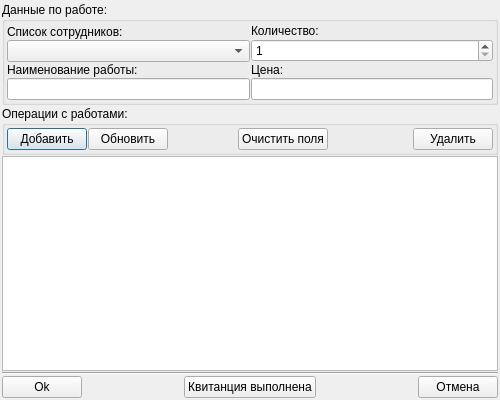
Above: joblistonreceiptdialog.ui from eboladev/XPPC before the change. Below: the same form after it.
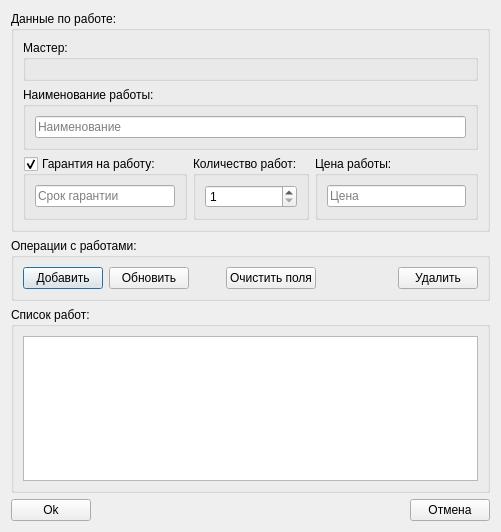
That is the form after the change.

Commit message: changes(not completed yet) in job list widget, add some reusable item models and classed

```diff
--- a/joblistonreceiptdialog.ui
+++ b/joblistonreceiptdialog.ui
@@ -6,8 +6,8 @@
    <rect>
     <x>0</x>
     <y>0</y>
-    <width>500</width>
-    <height>400</height>
+    <width>501</width>
+    <height>532</height>
    </rect>
   </property>
   <property name="minimumSize">
@@ -19,91 +19,72 @@
   <property name="windowTitle">
    <string>Управление списком работ</string>
   </property>
-  <layout class="QGridLayout" name="gridLayout_3">
-   <property name="margin">
-    <number>2</number>
-   </property>
-   <property name="spacing">
-    <number>1</number>
-   </property>
+  <layout class="QGridLayout" name="gridLayout_8">
    <item row="0" column="0">
-    <layout class="QVBoxLayout" name="verticalLayout_7">
-     <item>
       <widget class="QGroupBox" name="groupBoxMainInformation">
        <property name="title">
         <string>Данные по работе:</string>
        </property>
-       <layout class="QGridLayout" name="gridLayout">
-        <property name="margin">
-         <number>2</number>
+     <layout class="QGridLayout" name="gridLayout_7">
+      <item row="1" column="0">
+       <widget class="QGroupBox" name="groupBoxCurrentEmployee">
+        <property name="title">
+         <string>Мастер:</string>
         </property>
-        <property name="spacing">
-         <number>1</number>
+        <property name="flat">
+         <bool>true</bool>
         </property>
-        <item row="0" column="0">
-         <layout class="QHBoxLayout" name="horizontalLayout">
-          <property name="spacing">
-           <number>1</number>
-          </property>
-          <item>
-           <layout class="QVBoxLayout" name="verticalLayout_6">
-            <property name="spacing">
-             <number>1</number>
-            </property>
-            <item>
              <layout class="QVBoxLayout" name="verticalLayout">
               <item>
-               <widget class="QLabel" name="labelEmployeeList">
-                <property name="text">
-                 <string>Список сотрудников:</string>
-                </property>
-                <property name="buddy">
-                 <cstring>comboBoxEmployeeList</cstring>
-                </property>
-               </widget>
-              </item>
-              <item>
-               <widget class="QComboBox" name="comboBoxEmployeeList"/>
-              </item>
-             </layout>
-            </item>
+          <widget class="QWidget" name="employeeWidget" native="true">
+           <property name="minimumSize">
+            <size>
+             <width>445</width>
+             <height>0</height>
+            </size>
+           </property>
+          </widget>
+         </item>
+        </layout>
+       </widget>
+      </item>
+      <item row="3" column="0">
+       <layout class="QHBoxLayout" name="horizontalLayout">
             <item>
-             <layout class="QVBoxLayout" name="verticalLayout_2">
-              <item>
-               <widget class="QLabel" name="labelJobName">
-                <property name="text">
-                 <string>Наименование работы:</string>
-                </property>
-                <property name="buddy">
-                 <cstring>lineEditJobName</cstring>
-                </property>
-               </widget>
-              </item>
-              <item>
-               <widget class="QLineEdit" name="lineEditJobName"/>
-              </item>
-             </layout>
-            </item>
-           </layout>
-          </item>
+         <widget class="QGroupBox" name="groupBoxGuarantee">
+          <property name="whatsThis">
+           <string>&lt;html&gt;&lt;head/&gt;&lt;body&gt;&lt;p&gt;Есть ли гарантия на выполненную работу, если есть, то необходимо указать срок гарантии.&lt;/p&gt;&lt;/body&gt;&lt;/html&gt;</string>
+          </property>
+          <property name="title">
+           <string>Гарантия на работу:</string>
+          </property>
+          <property name="flat">
+           <bool>true</bool>
+          </property>
+          <property name="checkable">
+           <bool>true</bool>
+          </property>
+          <layout class="QGridLayout" name="gridLayout">
+           <item row="0" column="0">
+            <widget class="QLineEdit" name="lineEditGuarantee">
+             <property name="placeholderText">
+              <string>Срок гарантии</string>
+             </property>
+            </widget>
+           </item>
+          </layout>
+         </widget>
+        </item>
           <item>
-           <layout class="QVBoxLayout" name="verticalLayout_5">
-            <property name="spacing">
-             <number>1</number>
-            </property>
-            <item>
-             <layout class="QVBoxLayout" name="verticalLayout_3">
-              <property name="spacing">
-               <number>1</number>
-              </property>
-              <item>
-               <widget class="QLabel" name="labelQuantity">
-                <property name="text">
-                 <string>Количество:</string>
-                </property>
-               </widget>
-              </item>
-              <item>
+         <widget class="QGroupBox" name="groupBoxQuantity">
+          <property name="title">
+           <string>Количество работ:</string>
+          </property>
+          <property name="flat">
+           <bool>true</bool>
+          </property>
+          <layout class="QGridLayout" name="gridLayout_3">
+           <item row="0" column="0">
                <widget class="QSpinBox" name="spinBoxQuantity">
                 <property name="minimum">
                  <number>1</number>
@@ -114,46 +95,60 @@
                </widget>
               </item>
              </layout>
+         </widget>
             </item>
             <item>
-             <layout class="QVBoxLayout" name="verticalLayout_4">
-              <property name="spacing">
-               <number>1</number>
-              </property>
-              <item>
-               <widget class="QLabel" name="labelPrice">
-                <property name="text">
-                 <string>Цена:</string>
-                </property>
-                <property name="buddy">
-                 <cstring>lineEditPrice</cstring>
+         <widget class="QGroupBox" name="groupBoxPrice">
+          <property name="title">
+           <string>Цена работы:</string>
+          </property>
+          <property name="flat">
+           <bool>true</bool>
+          </property>
+          <layout class="QGridLayout" name="gridLayout_5">
+           <item row="0" column="0">
+            <widget class="QLineEdit" name="lineEditPrice">
+             <property name="placeholderText">
+              <string>Цена</string>
                 </property>
                </widget>
               </item>
-              <item>
-               <widget class="QLineEdit" name="lineEditPrice"/>
-              </item>
-             </layout>
+          </layout>
+         </widget>
             </item>
            </layout>
           </item>
-         </layout>
+      <item row="2" column="0">
+       <widget class="QGroupBox" name="groupBoxName">
+        <property name="title">
+         <string>Наименование работы:</string>
+        </property>
+        <property name="flat">
+         <bool>true</bool>
+        </property>
+        <layout class="QGridLayout" name="gridLayout_6">
+         <item row="0" column="0">
+          <widget class="QLineEdit" name="lineEditJobName">
+           <property name="placeholderText">
+            <string>Наименование</string>
+           </property>
+          </widget>
+         </item>
+        </layout>
+       </widget>
         </item>
        </layout>
       </widget>
      </item>
-     <item>
+   <item row="1" column="0">
       <widget class="QGroupBox" name="groupBoxJobOperations">
        <property name="title">
         <string>Операции с работами:</string>
        </property>
+     <property name="flat">
+      <bool>true</bool>
+     </property>
        <layout class="QGridLayout" name="gridLayout_2">
-        <property name="margin">
-         <number>2</number>
-        </property>
-        <property name="spacing">
-         <number>1</number>
-        </property>
         <item row="0" column="0">
          <widget class="QPushButton" name="pushButtonAddJob">
           <property name="text">
@@ -211,10 +206,17 @@
        </layout>
       </widget>
      </item>
-    </layout>
-   </item>
-   <item row="1" column="0">
-    <widget class="QTableView" name="tableView">
+   <item row="2" column="0">
+    <widget class="QGroupBox" name="groupBoxJobList">
+     <property name="title">
+      <string>Список работ:</string>
+     </property>
+     <property name="flat">
+      <bool>true</bool>
+     </property>
+     <layout class="QGridLayout" name="gridLayout_4">
+      <item row="0" column="0">
+       <widget class="QTableView" name="tableViewJobs">
      <property name="horizontalScrollBarPolicy">
       <enum>Qt::ScrollBarAlwaysOff</enum>
      </property>
@@ -253,11 +255,7 @@
      </attribute>
     </widget>
    </item>
-   <item row="2" column="0">
-    <widget class="Line" name="line">
-     <property name="orientation">
-      <enum>Qt::Horizontal</enum>
-     </property>
+     </layout>
     </widget>
    </item>
    <item row="3" column="0">
@@ -282,26 +280,6 @@
        </property>
       </spacer>
      </item>
-     <item>
-      <widget class="QPushButton" name="pushButtonCheckReady">
-       <property name="text">
-        <string>Квитанция выполнена</string>
-       </property>
-      </widget>
-     </item>
-     <item>
-      <spacer name="horizontalSpacer_2">
-       <property name="orientation">
-        <enum>Qt::Horizontal</enum>
-       </property>
-       <property name="sizeHint" stdset="0">
-        <size>
-         <width>40</width>
-         <height>20</height>
-        </size>
-       </property>
-      </spacer>
-     </item>
      <item>
       <widget class="QPushButton" name="pushButtonCancel">
        <property name="text">
```
Left out of the diff: 5 changed lines with no effect on the pictures. Lines whose indentation alone changed are shown as unchanged. The commit also changes 22 other files.
